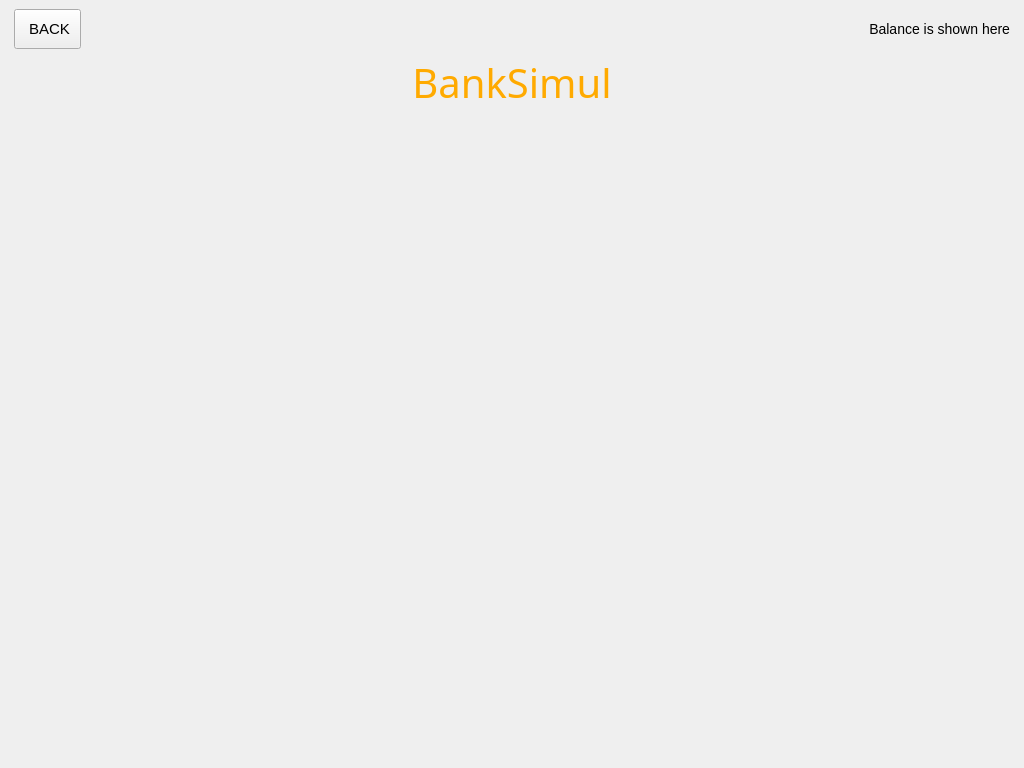
First picture: the form in Ohjelman käyttöliittymät/Gui/mainwindow.ui, repository JIkaheimo/ohjelmistokehityksen-sovellusprojekti-2k19, before the edit.
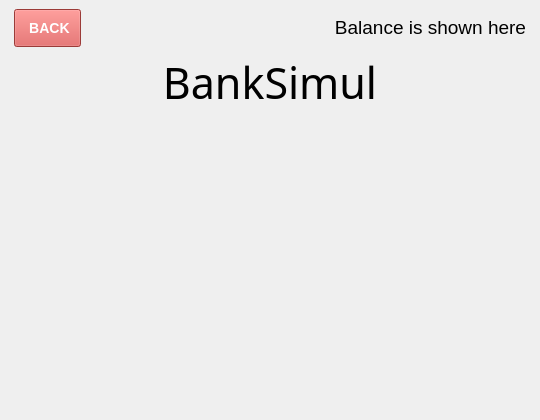
Second picture: the form after the edit.

The edit to the form file:
```diff
--- a/Ohjelman käyttöliittymät/Gui/mainwindow.ui
+++ b/Ohjelman käyttöliittymät/Gui/mainwindow.ui
@@ -9,8 +9,8 @@
    <rect>
     <x>0</x>
     <y>0</y>
-    <width>1024</width>
-    <height>768</height>
+    <width>540</width>
+    <height>420</height>
    </rect>
   </property>
   <property name="sizePolicy">
@@ -21,39 +21,49 @@
   </property>
   <property name="minimumSize">
    <size>
-    <width>1024</width>
-    <height>768</height>
+    <width>540</width>
+    <height>420</height>
    </size>
   </property>
   <property name="maximumSize">
    <size>
-    <width>1024</width>
-    <height>768</height>
+    <width>540</width>
+    <height>420</height>
    </size>
   </property>
   <property name="windowTitle">
    <string>BankSimul</string>
   </property>
   <property name="styleSheet">
-   <string notr="true">QLabel {
-	font-size: 15px;
+   <string notr="true">QPushButton {
+	padding:  10px;
+	font-size: 14px;
+	font-weight: bold;
 }
 
-QLabel#labelHeader {
-	font-size: 40px;
-	color: rgb(255, 170, 0);
+QPushButton#btnBack {
+	color: rgb(255, 255, 255);
+	background-color: #d9534f;
 }
 
-QLabel#labelBalance {
-	font-size: 14px;
+QPushButton#btnAction {
+	background-color: #5cb85c;;
+	color: rgb(255, 255, 255);
 }
 
-QPushButton {
-	padding: 10px;
-	font-size: 15px;
+QDoubleSpinBox, QLineEdit {
+	font-size: 20px;
 }
 
-</string>
+QLabel#labelInfo {
+	font-size: 14px;
+}
+
+QTableView {
+	background-color: #fffff;
+	color: #000000;
+	font-size: 10px;
+}</string>
   </property>
   <widget class="QWidget" name="baseLayout">
    <layout class="QGridLayout" name="gridLayout_7">
@@ -84,6 +94,11 @@
             <verstretch>0</verstretch>
            </sizepolicy>
           </property>
+          <property name="font">
+           <font>
+            <pointsize>14</pointsize>
+           </font>
+          </property>
           <property name="text">
            <string>Balance is shown here</string>
           </property>
@@ -116,7 +131,7 @@
           <property name="font">
            <font>
             <family>Algerian</family>
-            <pointsize>-1</pointsize>
+            <pointsize>32</pointsize>
            </font>
           </property>
           <property name="text">
```
